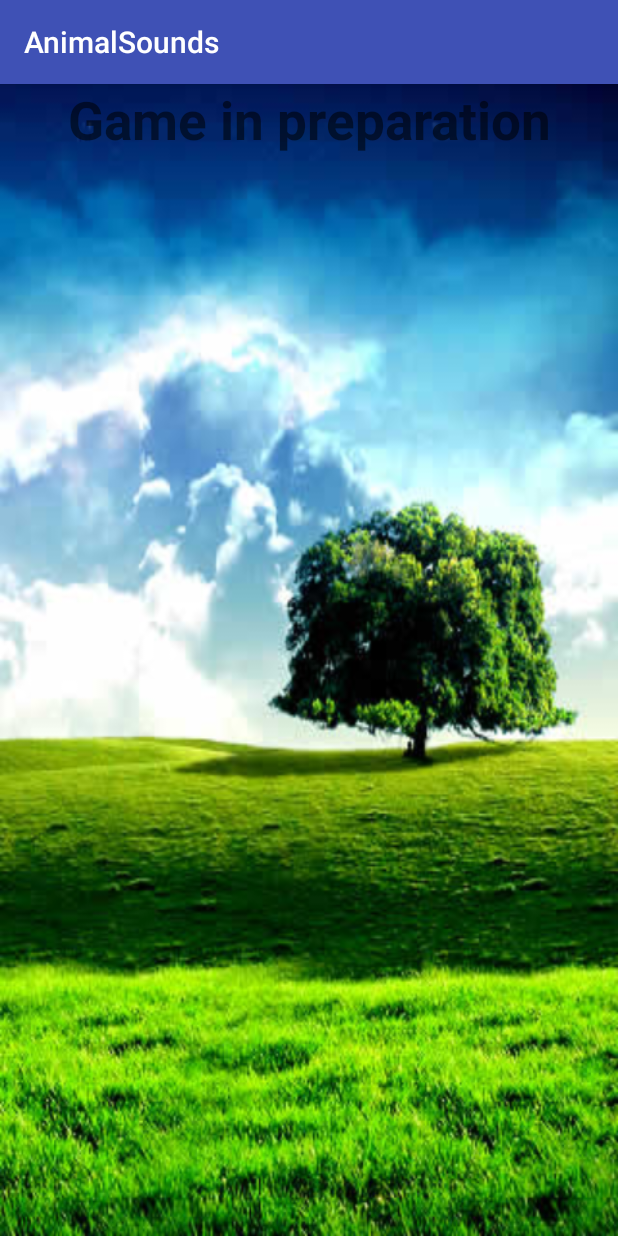
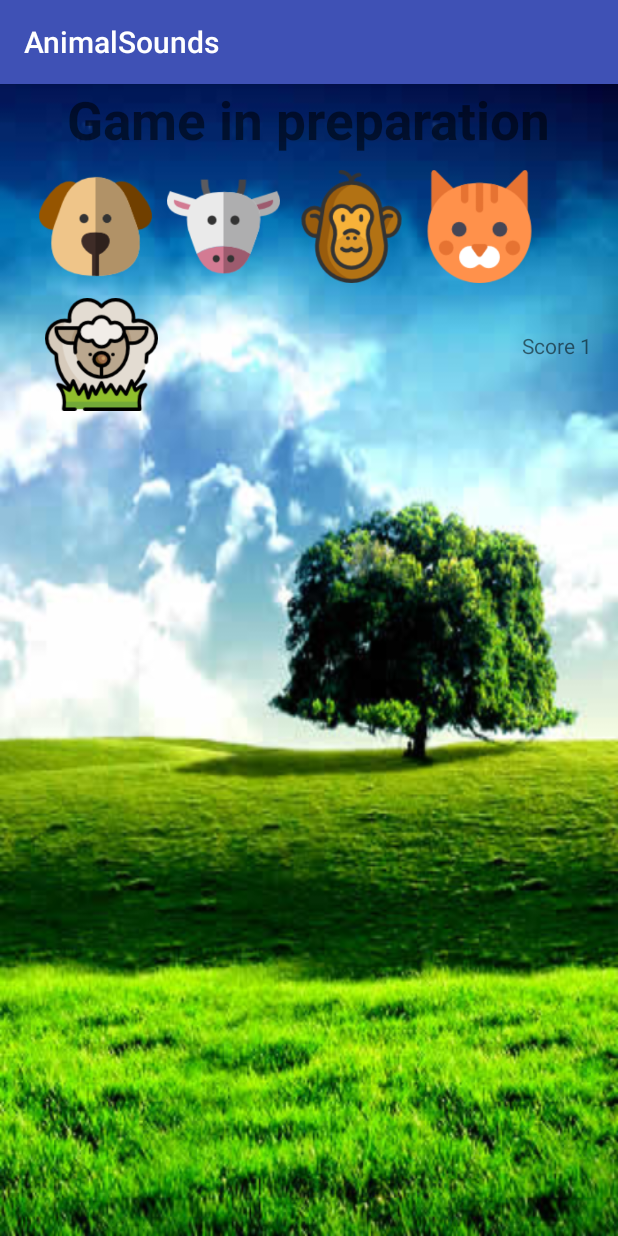
Before and after one commit to Rasti003/Android-Studio, an Android app: the screen it shows after launch (GameActivity), after a tap on "GAME!", on a phone screen of 412 x 824 dp. Run offline under Robolectric (Android 15) with nearby library versions, the phone set to English and light mode, and no system bars.

Commit message:
-add animal icon to Game activity -add random playing animal sound on entry the game -add score texrView -add the same background in Game

```diff
--- a/AnimalSounds/app/src/main/java/com/example/przem/animalsounds/GameActivity.java
+++ b/AnimalSounds/app/src/main/java/com/example/przem/animalsounds/GameActivity.java
@@ -1,13 +1,91 @@
 package com.example.przem.animalsounds;
 
+import android.media.MediaPlayer;
 import android.support.v7.app.AppCompatActivity;
 import android.os.Bundle;
+import android.widget.TextView;
+import java.util.Random;
+
 
 public class GameActivity extends AppCompatActivity {
+    //  int myScore =0;       // poczatkowal liczba pkt
+    int Num_of_anim = 5; // liczba zwiezat !!! WYMAGA EWDYCJI PO DODANIU ZWIEZAT !!
 
     @Override
     protected void onCreate(Bundle savedInstanceState) {
         super.onCreate(savedInstanceState);
         setContentView(R.layout.activity_game);
+
+        DisplayScore(RandomValue(Num_of_anim));       // wywołanie metody wyswietlania zdobytych punktów
+        PlaySounds(RandomValue(Num_of_anim));
+
+
     }
+
+
+    //////////////////////////////////////////////////////////////////////////////////////////
+    public void PlaySounds(int RandomNumer) {                         // instrukacia switch dokonujaca wyboru aktualnie odtwazanego dzwieku w zaleznosci od wylosowanej liczby
+        switch (RandomNumer) {
+
+            case 0:
+                DogPlayer();
+                break;
+            case 1:
+                CowPlayer();
+                break;
+            case 2:
+                MonkeyPlayer();
+                break;
+            case 3:
+                CatPlayer();
+                break;
+            case 4:
+                SheepPlayer();
+                break;
+
+        }
+    }
+
+
+    public void DisplayScore(int myScore) {                             // deklaracje metody wyswietlania zdobytych punktów
+        String message = "Score " + myScore;                    //  twozenie ciagu znakowego
+        TextView Score = (TextView) findViewById(R.id.score);  // twozenie Score i odnajdywanie odpowiedniego pola tekstowego
+        Score.setText(message);                                 //aktualizacja TextView
+    }
+
+    public int RandomValue(int Num_of_anim) {                   //  deklaracia medtody generowania jednego zwiezecia (losowej liczby) z przedziału liczby zwiezat
+        Random generator = new Random();
+        int r_value = generator.nextInt(Num_of_anim);
+        return r_value;
+
+    }
+
+    public void DogPlayer() {                                                       // deklaracie metod dla  konkretnych dziwkeów kazdy w osobnej metodzie
+        MediaPlayer Player = MediaPlayer.create(this, R.raw.dog);
+        Player.start();
+    }
+
+    public void CowPlayer() {
+        MediaPlayer Player = MediaPlayer.create(this, R.raw.cow);
+        Player.start();
+    }
+
+    public void MonkeyPlayer() {
+        MediaPlayer Player = MediaPlayer.create(this, R.raw.monkey);
+        Player.start();
+    }
+
+    public void SheepPlayer() {
+        MediaPlayer Player = MediaPlayer.create(this, R.raw.sheep);
+        Player.start();
+    }
+
+    public void CatPlayer() {
+        MediaPlayer Player = MediaPlayer.create(this, R.raw.cat);
+        Player.start();
+
+
+    }
+
+
 }
--- a/AnimalSounds/app/src/main/java/com/example/przem/animalsounds/SoundButtonActivity.java
+++ b/AnimalSounds/app/src/main/java/com/example/przem/animalsounds/SoundButtonActivity.java
@@ -32,18 +32,13 @@ public class SoundButtonActivity extends AppCompatActivity {
             @Override
             public void onClick(View v) {
 
-                Toast.makeText(getApplicationContext(), "Game is started " , Toast.LENGTH_SHORT).show(); //Wyswietlanie "POP-UP" z napisem  dlaszy ci
+                Toast.makeText(getApplicationContext(), "Game is started " , Toast.LENGTH_SHORT).show(); //Wyswietlanie "POP-UP" z napisem
 
                     Intent intent = new Intent(getApplicationContext(), GameActivity.class); //PRZENOSZENIE NA INNE ACTIVITY: twozenie INTENS getApp..- aktualny kontekst aplikacje przycisk powrót tu przeniesie , Activity docelowe.class
                 startActivity(intent);                       //Wywołanie przeniesienia
 
             }
         });
-
-
-
-
-
 
 
         final MediaPlayer CatPlayer = MediaPlayer.create(this, R.raw.cat);
@@ -59,8 +54,6 @@ public class SoundButtonActivity extends AppCompatActivity {
 
             }
         });
-
-
 
 
         final MediaPlayer DogPlayer = MediaPlayer.create(this, R.raw.dog);
--- a/AnimalSounds/app/src/main/res/layout/activity_game.xml
+++ b/AnimalSounds/app/src/main/res/layout/activity_game.xml
@@ -1,5 +1,5 @@
 <?xml version="1.0" encoding="utf-8"?>
-<android.support.constraint.ConstraintLayout xmlns:android="http://schemas.android.com/apk/res/android"
+<RelativeLayout xmlns:android="http://schemas.android.com/apk/res/android"
     xmlns:app="http://schemas.android.com/apk/res-auto"
     xmlns:tools="http://schemas.android.com/tools"
     android:layout_width="match_parent"
@@ -23,4 +23,80 @@
         app:layout_constraintLeft_toLeftOf="parent"
         app:layout_constraintRight_toRightOf="parent" />
 
-</android.support.constraint.ConstraintLayout>
+
+
+    <LinearLayout
+        android:layout_width="match_parent"
+        android:layout_height="wrap_content"
+        android:id="@+id/linearLayout"
+        android:layout_below="@+id/textView"
+
+        tools:layout_editor_absoluteY="0dp"
+        android:layout_marginLeft="16dp"
+        app:layout_constraintLeft_toLeftOf="parent">
+
+        <Button
+            android:id="@+id/button_dog"
+            android:layout_width="75dp"
+            android:layout_height="75dp"
+            android:layout_marginStart="10dp"
+            android:background="@drawable/dog"
+            android:layout_marginTop="10dp"
+
+            />
+
+        <Button
+            android:id="@+id/button_cow"
+            android:layout_width="75dp"
+            android:layout_height="75dp"
+            android:layout_marginStart="10dp"
+            android:background="@drawable/cow"
+            android:layout_marginTop="10dp"
+
+            />
+
+        <Button
+            android:id="@+id/button_monkey"
+            android:layout_width="75dp"
+            android:layout_height="75dp"
+            android:layout_marginStart="10dp"
+            android:background="@drawable/monkey"
+            android:layout_marginTop="10dp"
+
+            />
+
+        <Button
+            android:id="@+id/button_cat"
+            android:layout_width="75dp"
+            android:layout_height="75dp"
+            android:layout_marginStart="10dp"
+            android:layout_marginTop="10dp"
+            android:background="@drawable/cat"
+
+            android:elevation="2dp"
+            android:visibility="visible" />
+    </LinearLayout>
+
+        <Button
+            android:id="@+id/button_sheep"
+            android:layout_width="75dp"
+            android:layout_height="75dp"
+           android:layout_marginLeft="30dp"
+            android:background="@drawable/sheep"
+            android:layout_marginTop="10dp"
+            android:layout_below="@id/linearLayout"
+
+            />
+
+    <TextView
+        android:id="@+id/score"
+        android:layout_width="wrap_content"
+        android:layout_height="wrap_content"
+        android:layout_alignParentEnd="true"
+        android:layout_alignTop="@+id/button_sheep"
+        android:layout_marginEnd="17dp"
+        android:layout_marginTop="22dp"
+        android:text="@string/score_game" />
+
+
+</RelativeLayout>
--- a/AnimalSounds/app/src/main/res/layout/activity_sound_button.xml
+++ b/AnimalSounds/app/src/main/res/layout/activity_sound_button.xml
@@ -23,10 +23,9 @@ android:layout_height="fill_parent"
 <LinearLayout
     android:layout_width="wrap_content"
     android:layout_height="wrap_content"
-    android:layout_alignParentTop="true"
-    android:layout_alignParentStart="true"
-    android:layout_marginTop="69dp"
-    android:id="@+id/linearLayout">
+    android:id="@+id/linearLayout"
+    android:layout_below="@+id/textView"
+    android:layout_alignStart="@+id/button_sheep">
 
     <Button
         android:id="@+id/button_dog"
--- a/AnimalSounds/app/src/main/res/values/strings.xml
+++ b/AnimalSounds/app/src/main/res/values/strings.xml
@@ -4,4 +4,5 @@
     <string name="information_text">push the Animal</string>
     <string name="Dog_button">PLAY DOG SOUNDS</string>
     <string name="SoundGame_text">Game in preparation</string>
+    <string name="score_game">Score</string>
 </resources>
```
